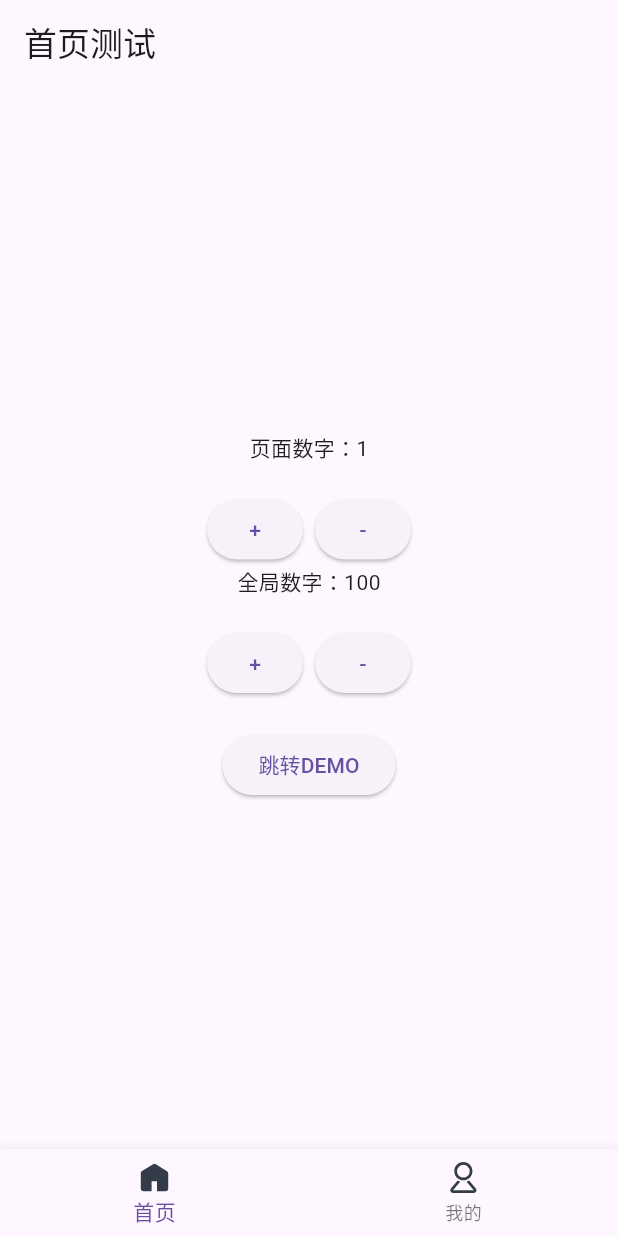
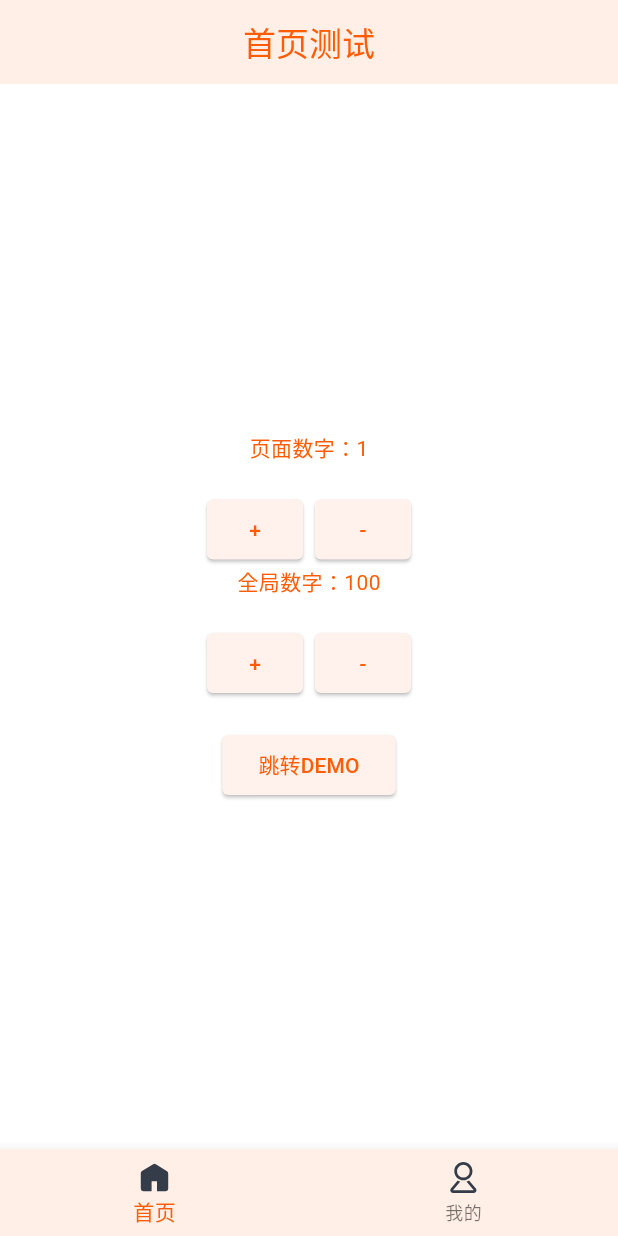
Before and after one commit to oonne/flutter-demo, a Flutter app: the screen it shows after launch, after a tap on an icon or button, on a phone screen of 412 x 824 dp. Run offline on Flutter 3.47's test engine with Material 3 defaults, Android fonts, the phone set to English and light mode, and no system bars; our stand-ins replace flutter_dotenv, flutter_svg, go_router, shared_preferences.

Commit message:
style: 全局样式

```diff
--- a/lib/theme/global.dart
+++ b/lib/theme/global.dart
@@ -1,4 +1,22 @@
 import 'package:flutter/material.dart';
+
+/*
+ * 全局变量
+ */
+const double radius = 4; // 圆角大小
+
+/*
+ * 主题色
+ */
+ColorScheme getGlobalColorScheme() {
+  return ColorScheme.fromSeed(
+    seedColor: Color.fromRGBO(255, 92, 5, 1),
+    primary: Color.fromRGBO(255, 92, 5, 1),
+    secondary: Color.fromRGBO(255, 190, 155, 1),
+    surface: Color.fromRGBO(255, 239, 230, 1),
+    onSurface: Color.fromRGBO(255, 92, 5, 1),
+  );
+}
 
 /*
  * 全局主题
@@ -6,7 +24,38 @@ import 'package:flutter/material.dart';
 ThemeData getGlobalThemeData() {
   return ThemeData(
     useMaterial3: true,
-    // 为所有平台统一使用 iOS 风格的转场动画
+    colorScheme: getGlobalColorScheme(),
+    scaffoldBackgroundColor: const Color.fromRGBO(255, 255, 255, 1),
+
+    /*
+     * AppBar
+     */
+    appBarTheme: const AppBarTheme(
+      centerTitle: true,
+    ),
+
+    /*
+     * 按钮
+     */
+    elevatedButtonTheme: ElevatedButtonThemeData(
+      style: ElevatedButton.styleFrom(
+        shape: RoundedRectangleBorder(
+          borderRadius: BorderRadius.circular(radius),
+        ),
+      ),
+    ),
+    outlinedButtonTheme: OutlinedButtonThemeData(
+      style: ElevatedButton.styleFrom(
+        shape: RoundedRectangleBorder(
+          borderRadius: BorderRadius.circular(radius),
+        ),
+      ),
+    ),
+
+    /*
+     * 页面转场动画
+     * 所有平台统一使用 iOS 风格的转场动画
+     */
     pageTransitionsTheme: const PageTransitionsTheme(
       builders: {
         TargetPlatform.android: CupertinoPageTransitionsBuilder(),
```
Also changed, not shown: lib/routes.dart (+10 -3 lines), assets/font/Futura-Heavy.ttf (added), assets/font/Futura-Light.ttf (added), assets/font/Futura-Medium.ttf (added), lib/pages/demo/mvvm/demo_model.dart (renamed from lib/pages/demo/demo_model.dart), lib/pages/demo/mvvm/demo_view.dart (renamed from lib/pages/demo/demo_view.dart), lib/pages/demo/mvvm/demo_view_model.dart (renamed from lib/pages/demo/demo_view_model.dart), lib/pages/home/home/home_model.dart (renamed from lib/pages/home/home_model.dart), lib/pages/home/home/home_view.dart (renamed from lib/pages/home/home_view.dart), lib/pages/home/home/home_view_model.dart (renamed from lib/pages/home/home_view_model.dart), lib/pages/me/me/me_model.dart (renamed from lib/pages/me/me_model.dart), lib/pages/me/me/me_view.dart (renamed from lib/pages/me/me_view.dart), lib/pages/me/me/me_view_model.dart (renamed from lib/pages/me/me_view_model.dart), 1 other file.
